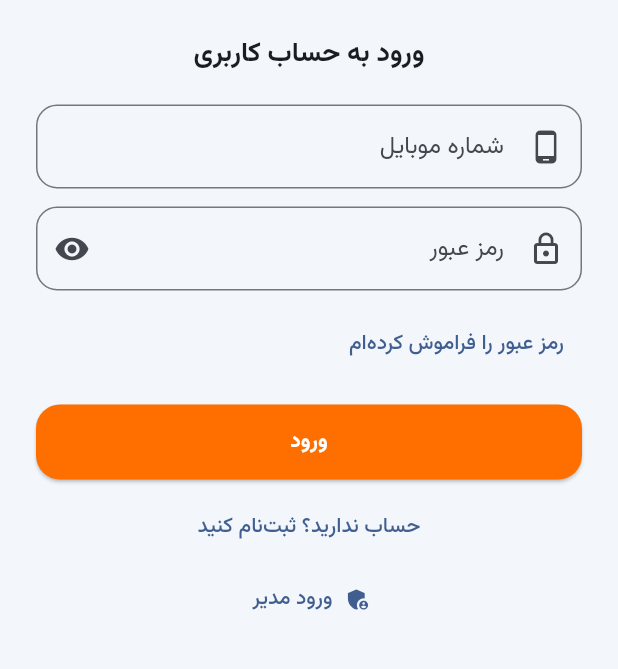
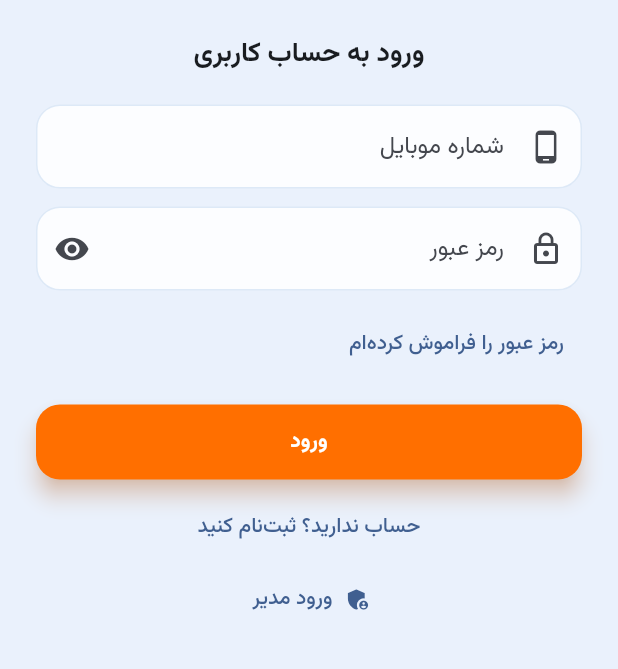
Before and after one commit to loghmanveysi-wq/oloom-noh, a Flutter app: the screen it shows after launch, on a phone screen of 412 x 824 dp, the part 245-914 px from its top. Run offline on Flutter 3.47's test engine with Material 3 defaults, Android fonts, the phone set to English and light mode, and no system bars; our stand-ins replace audioplayers, cached_network_image, cloud_firestore, file_picker, firebase_auth, firebase_core and 6 more; missing offline and left inert: syncfusion_flutter_core, syncfusion_flutter_pdfviewer; accounts and stored records are empty.

Commit message:
Enhance theme with input decoration and card updates
Added a new InputDecorationTheme for input fields and updated card themes for both light and dark themes.

```diff
--- a/lib/theme/app_theme.dart
+++ b/lib/theme/app_theme.dart
@@ -18,12 +18,26 @@ class AppTheme {
     shape: RoundedRectangleBorder(borderRadius: BorderRadius.circular(14)),
   );
 
+  static InputDecorationTheme _inputs(bool dark) {
+    OutlineInputBorder b(Color c, [double w = 1]) => OutlineInputBorder(
+          borderRadius: BorderRadius.circular(16),
+          borderSide: BorderSide(color: c, width: w),
+        );
+    return InputDecorationTheme(
+      filled: true,
+      fillColor: dark ? Colors.white.withOpacity(0.06) : Colors.white.withOpacity(0.85),
+      border: b(Colors.transparent),
+      enabledBorder: b(dark ? Colors.white12 : const Color(0x221565C0)),
+      focusedBorder: b(dark ? const Color(0xFF64B5F6) : primaryBlue, 2),
+    );
+  }
+
   static ThemeData get lightTheme {
     return ThemeData(
       useMaterial3: true,
       fontFamily: fontFamily,
       brightness: Brightness.light,
-      scaffoldBackgroundColor: const Color(0xFFF3F6FB),
+      scaffoldBackgroundColor: const Color(0xFFEAF1FC),
       colorScheme: ColorScheme.fromSeed(
         seedColor: primaryBlue,
         secondary: accentOrange,
@@ -44,14 +58,23 @@ class AppTheme {
         ),
       ),
       cardTheme: CardTheme(
-        elevation: 2,
-        shadowColor: Colors.black26,
-        shape: RoundedRectangleBorder(borderRadius: BorderRadius.circular(20)),
+        color: Colors.white.withOpacity(0.86),
+        surfaceTintColor: Colors.transparent,
+        elevation: 6,
+        shadowColor: primaryBlue.withOpacity(0.18),
+        shape: RoundedRectangleBorder(
+          borderRadius: BorderRadius.circular(22),
+          side: BorderSide(color: Colors.white.withOpacity(0.8)),
+        ),
       ),
+      inputDecorationTheme: _inputs(false),
+      progressIndicatorTheme: const ProgressIndicatorThemeData(color: primaryBlue),
       elevatedButtonTheme: ElevatedButtonThemeData(
         style: ElevatedButton.styleFrom(
           backgroundColor: accentOrange,
           foregroundColor: Colors.white,
+          elevation: 6,
+          shadowColor: accentOrange.withOpacity(0.5),
           shape: RoundedRectangleBorder(borderRadius: BorderRadius.circular(16)),
           padding: const EdgeInsets.symmetric(vertical: 14, horizontal: 20),
           textStyle: const TextStyle(fontFamily: fontFamily, fontWeight: FontWeight.bold),
@@ -86,14 +109,23 @@ class AppTheme {
         ),
       ),
       cardTheme: CardTheme(
-        color: const Color(0xFF1B2733),
-        elevation: 2,
-        shape: RoundedRectangleBorder(borderRadius: BorderRadius.circular(20)),
+        color: const Color(0xFF1B2733).withOpacity(0.82),
+        surfaceTintColor: Colors.transparent,
+        elevation: 6,
+        shadowColor: Colors.black54,
+        shape: RoundedRectangleBorder(
+          borderRadius: BorderRadius.circular(22),
+          side: BorderSide(color: Colors.white.withOpacity(0.08)),
+        ),
       ),
+      inputDecorationTheme: _inputs(true),
+      progressIndicatorTheme: const ProgressIndicatorThemeData(color: Color(0xFF64B5F6)),
       elevatedButtonTheme: ElevatedButtonThemeData(
         style: ElevatedButton.styleFrom(
           backgroundColor: accentOrange,
           foregroundColor: Colors.white,
+          elevation: 6,
+          shadowColor: accentOrange.withOpacity(0.5),
           shape: RoundedRectangleBorder(borderRadius: BorderRadius.circular(16)),
           padding: const EdgeInsets.symmetric(vertical: 14, horizontal: 20),
           textStyle: const TextStyle(fontFamily: fontFamily, fontWeight: FontWeight.bold),
```
